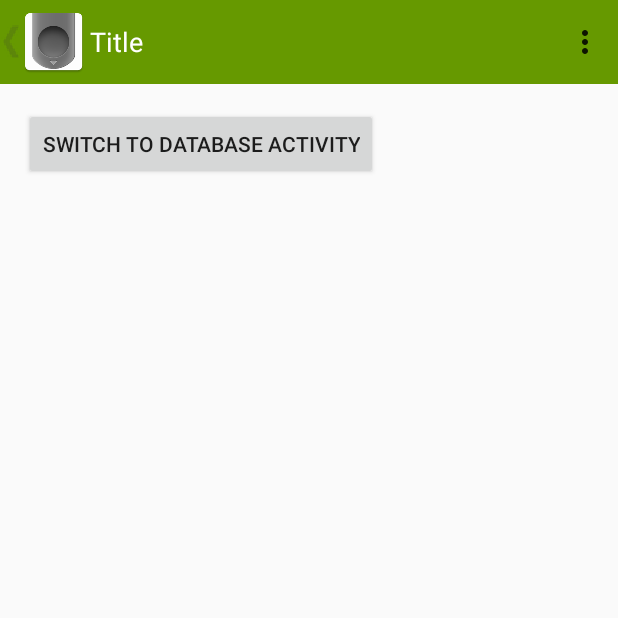
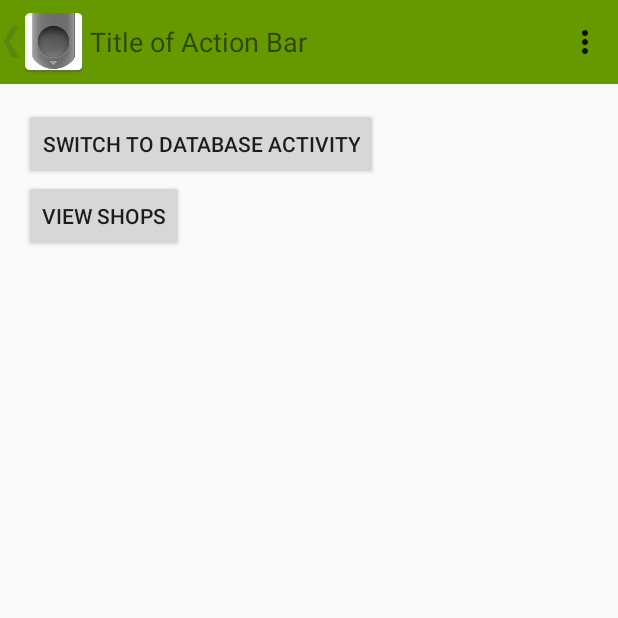
Before and after one commit to andrake16/CashC, an Android app: the screen it shows after launch (MainActivity), on a phone screen of 412 x 824 dp, the top half of it. Run offline under Robolectric (Android 15) with nearby library versions, the phone set to English and light mode, and no system bars.

Commit message:
added shopsList adapter(without DB) next is edit Shops

```diff
--- a/app/src/main/java/com/nd/cashc/Activities/MainActivity.java
+++ b/app/src/main/java/com/nd/cashc/Activities/MainActivity.java
@@ -17,7 +17,7 @@ import android.widget.Toast;
 
 import com.nd.cashc.R;
 
-public class MainActivity extends AppCompatActivity implements View.OnClickListener{
+public class MainActivity extends AppCompatActivity {
 
     @Override
     protected void onCreate(Bundle savedInstanceState) {
@@ -26,23 +26,43 @@ public class MainActivity extends AppCompatActivity implements View.OnClickListe
 
         Button databaseBtn = (Button) findViewById(R.id.DB_btn);
         if(databaseBtn != null)
-            databaseBtn.setOnClickListener(this);
+            databaseBtn.setOnClickListener(new View.OnClickListener() {
+                @Override
+                public void onClick(View v) {
+                        Intent intent = new Intent(getApplicationContext(),DBActivity.class);
+                        startActivity(intent);
+                }
+            });
 
-        getSupportActionBar().getCustomView().findViewById(R.id.up).setOnClickListener(new View.OnClickListener() {
+        Button viewShops = (Button) findViewById(R.id.view_shops);
+        if(viewShops != null)
+            viewShops.setOnClickListener(new View.OnClickListener() {
+                @Override
+                public void onClick(View v) {
+                    Intent intent = new Intent(getApplicationContext(),ShopsActivity.class);
+                    startActivity(intent);
+                }
+            });
+
+
+
+
+        View actionBar = getSupportActionBar().getCustomView();
+        actionBar.findViewById(R.id.up).setOnClickListener(new View.OnClickListener() {
             @Override
             public void onClick(View view) {
                 Toast.makeText(getApplicationContext(), "selected UP", Toast.LENGTH_SHORT).show();
             }
         });
 
-        getSupportActionBar().getCustomView().findViewById(R.id.home).setOnClickListener(new View.OnClickListener() {
+        actionBar.findViewById(R.id.home).setOnClickListener(new View.OnClickListener() {
             @Override
             public void onClick(View view) {
                 Toast.makeText(getApplicationContext(), "selected HOME", Toast.LENGTH_SHORT).show();
             }
         });
 
-        getSupportActionBar().getCustomView().findViewById(R.id.mytext).setOnClickListener(new View.OnClickListener() {
+        actionBar.findViewById(R.id.mytext).setOnClickListener(new View.OnClickListener() {
             @Override
             public void onClick(View view) {
                 Toast.makeText(getApplicationContext(), "selected Title", Toast.LENGTH_SHORT).show();
@@ -64,13 +84,6 @@ public class MainActivity extends AppCompatActivity implements View.OnClickListe
     }
 
     @Override
-    public void onClick(View v) {
-        Intent intent = new Intent(this,DBActivity.class);
-        startActivity(intent);
-
-    }
-
-    @Override
     public boolean onCreateOptionsMenu(Menu menu) {
         getMenuInflater().inflate(R.menu.menu_main,menu);
         return true;
--- a/app/src/main/java/com/nd/cashc/Activities/ViewPurchasesActivity.java
+++ b/app/src/main/java/com/nd/cashc/Activities/ViewPurchasesActivity.java
@@ -9,7 +9,7 @@ import android.widget.ListView;
 
 import com.nd.cashc.App;
 import com.nd.cashc.DataBase.DBEntities.Purchases;
-import com.nd.cashc.DataBase.Entities.Purchase;
+import com.nd.cashc.Entities.Purchase;
 import com.nd.cashc.PurchasesListAdapter;
 import com.nd.cashc.R;
 
--- a/app/src/main/java/com/nd/cashc/DataBase/Entities/Purchase.java
+++ b/app/src/main/java/com/nd/cashc/Entities/Purchase.java
@@ -1,4 +1,4 @@
-package com.nd.cashc.DataBase.Entities;
+package com.nd.cashc.Entities;
 
 /**
  * Created by ND on 10/20/2016.
--- a/app/src/main/java/com/nd/cashc/PurchasesListAdapter.java
+++ b/app/src/main/java/com/nd/cashc/PurchasesListAdapter.java
@@ -8,7 +8,7 @@ import android.view.ViewGroup;
 import android.widget.ArrayAdapter;
 import android.widget.EditText;
 
-import com.nd.cashc.DataBase.Entities.Purchase;
+import com.nd.cashc.Entities.Purchase;
 
 import java.util.List;
 
--- a/app/src/main/res/layout/activity_main.xml
+++ b/app/src/main/res/layout/activity_main.xml
@@ -23,4 +23,12 @@
         android:layout_alignParentLeft="true"
         android:layout_alignParentStart="true"
         android:id="@+id/DB_btn" />
+
+    <Button
+        android:text="view Shops"
+        android:layout_width="wrap_content"
+        android:layout_height="wrap_content"
+        android:layout_below="@id/DB_btn"
+
+        android:id="@+id/view_shops" />
 </RelativeLayout>
--- a/app/src/main/res/layout/custom_action_bar.xml
+++ b/app/src/main/res/layout/custom_action_bar.xml
@@ -15,16 +15,18 @@
         android:layout_width="wrap_content"
         android:layout_height="wrap_content"
         android:layout_marginLeft="-8dp"
-        android:layout_marginRight="-12dp"/>
+        android:layout_marginRight="-12dp"
+        android:adjustViewBounds="true"
+        android:scaleType="fitCenter" />
 
     <ImageView android:id="@id/home"
         android:src="@mipmap/ic_confirm_grey"
+        android:layout_gravity="left|center_vertical"
         android:layout_width="wrap_content"
         android:layout_height="wrap_content"
         android:layout_marginEnd="0dp"
         android:layout_marginTop="0dp"
         android:layout_marginBottom="0dp"
-        android:layout_gravity="left"
         android:adjustViewBounds="true"
         android:scaleType="fitCenter"
         android:layout_marginRight="0dp"
@@ -33,11 +35,9 @@
         android:layout_width="wrap_content"
         android:layout_height="wrap_content"
         android:layout_gravity="center"
-        android:text="Title"
-        android:textColor="#ffffff"
+        android:text="Title of Action Bar"
         android:id="@+id/mytext"
-        android:textSize="18dp" />
-
+        android:textSize="18sp" />
 
 
 </LinearLayout>
```
Also changed, not shown: app/build.gradle (+4 -3 lines), app/src/main/AndroidManifest.xml (+3 -5 lines), app/src/main/java/com/nd/cashc/Activities/ShopsActivity.java (added, +40 -0 lines), app/src/main/java/com/nd/cashc/Entities/Shop.java (added, +60 -0 lines), app/src/main/java/com/nd/cashc/ShopListAdapter.java (added, +60 -0 lines), app/src/main/java/com/nd/cashc/Utils/UniqueIdGenerator.java (added, +34 -0 lines), app/src/main/res/layout/activity_shops.xml (added, +17 -0 lines), app/src/main/res/layout/item_of_shops_list.xml (added, +26 -0 lines).
